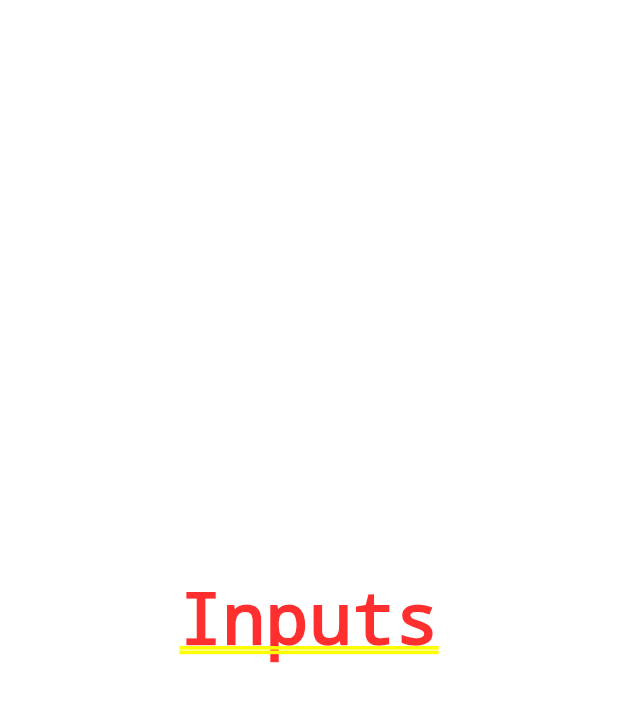
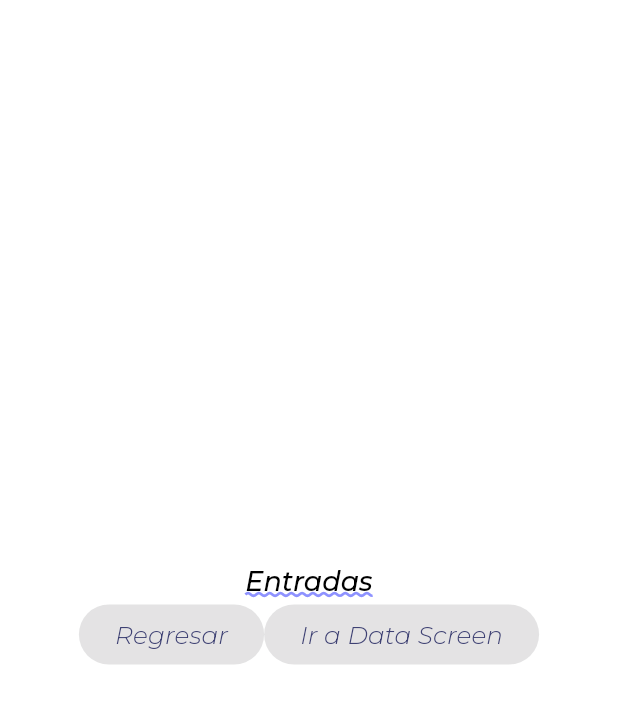
Before and after one commit to DANYDEG/componentes_flutter, a Flutter app: the screen it shows after launch, after a tap on "Entradas", on a phone screen of 412 x 824 dp. Shown: the top 704 px of the screen. Run offline on Flutter 3.47's test engine with Material 3 defaults, Android fonts, the phone set to English and light mode, and no system bars; our stand-ins replace google_fonts.

Commit message:
Initial Widgets on Inputs Screen

```diff
--- a/lib/screens/inputs_screen.dart
+++ b/lib/screens/inputs_screen.dart
@@ -1,4 +1,5 @@
 import 'package:flutter/material.dart';
+import 'package:practica3/theme/app_theme.dart';
 
 class InputsScreen extends StatefulWidget {
   const InputsScreen({super.key});
@@ -10,8 +11,35 @@ class InputsScreen extends StatefulWidget {
 class _InputsScreenState extends State<InputsScreen> {
   @override
   Widget build(BuildContext context) {
-    return const Center(
-      child: Text('Inputs'),
+    return Column(
+      mainAxisAlignment: MainAxisAlignment.center,
+      children: [
+          Text('Entradas',
+            style: AppTheme.lightTheme.textTheme.headlineLarge,
+          ),
+           Row(
+            mainAxisAlignment: MainAxisAlignment.center,
+
+
+            children: [
+              ElevatedButton(
+                onPressed: null,
+                child: Text('Regresar',
+                style: AppTheme.lightTheme.textTheme.bodySmall,
+                ),
+              ),
+
+              ElevatedButton(
+                onPressed: null,
+                child: Text('Ir a Data Screen',
+                style: AppTheme.lightTheme.textTheme.bodySmall,
+                ),
+              ),
+            ],
+
+
+          ),
+      ],
     );
   }
 }
```
Also changed, not shown: lib/screens/data_screen.dart (added, +12 -0 lines).
